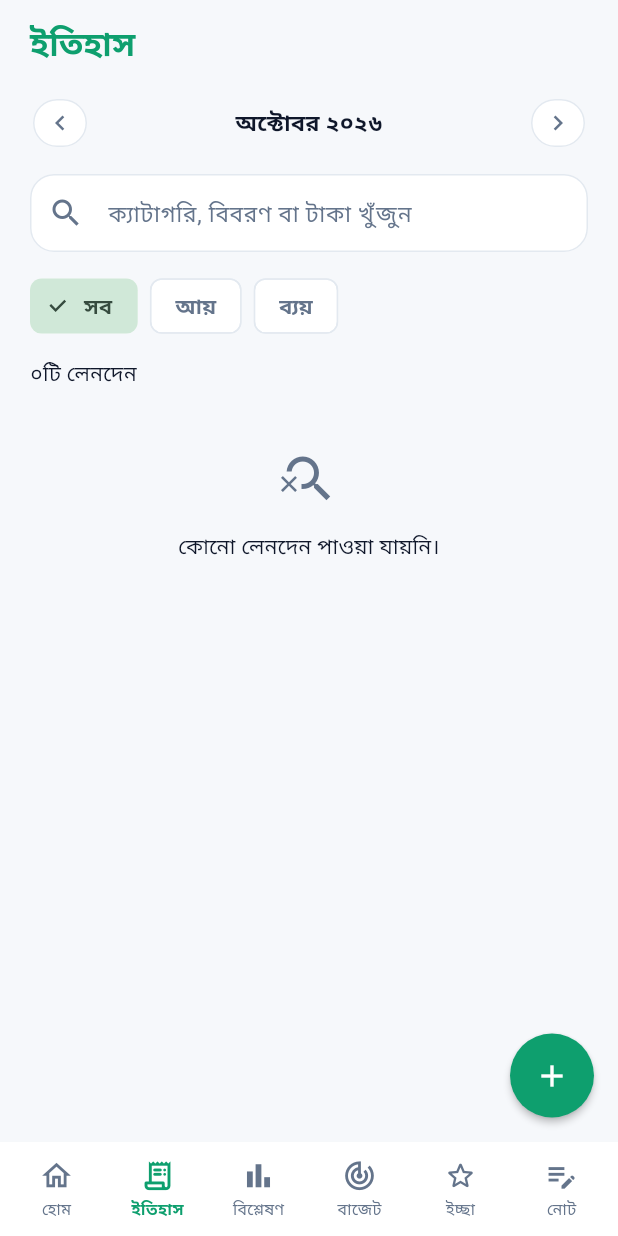
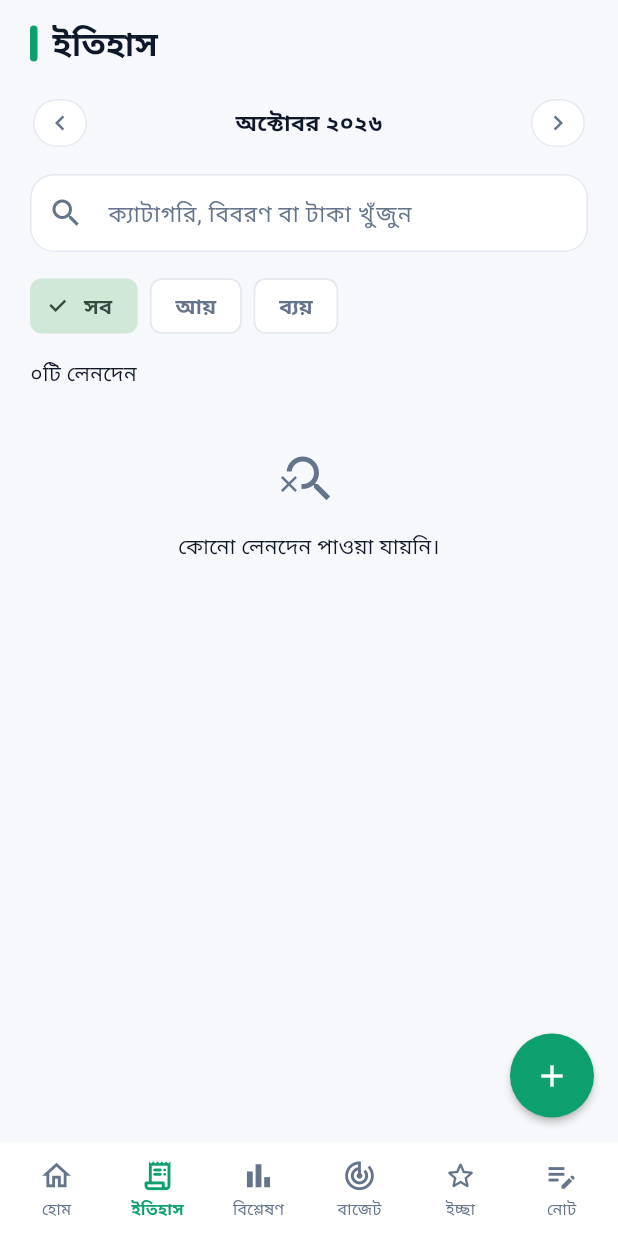
Before and after one commit to eskander-bot/AmarTaka, a Flutter app: the screen it shows after launch, item 2 of the bottom bar chosen, on a phone screen of 412 x 824 dp. Run offline on Flutter 3.47's test engine with Material 3 defaults, Android fonts, the phone set to English and light mode, and no system bars; our stand-ins replace file_picker, flutter_local_notifications, flutter_secure_storage, local_auth, sqflite, timezone; missing offline and left inert: cryptography; accounts and stored records are empty; Roboto replaces fonts that are missing (HindSiliguri).

Commit message:
Update home_screen.dart

```diff
--- a/source/lib/screens/home_screen.dart
+++ b/source/lib/screens/home_screen.dart
@@ -33,6 +33,8 @@ class _HomeScreenState extends State<HomeScreen> {
   int _tab = 0; DateTime _month = DateTime(DateTime.now().year,DateTime.now().month);
   List<Txn> _all = []; List<Map<String,Object?>> _goals = []; List<Map<String,Object?>> _notes = [];
   int _quote = DateTime.now().day+DateTime.now().month*31;
+  final _searchCtl = TextEditingController();
+  @override void dispose() { _searchCtl.dispose(); super.dispose(); }
   Portfolio _portfolio=const Portfolio(); String _profileName='';
   int? _budget; String _search = ''; TxnType? _kind;
   bool _loading = true,_busy = false; String? _error;
@@ -85,7 +87,7 @@ class _HomeScreenState extends State<HomeScreen> {
   String get _today { final d = DateTime.now(); return '${_weekdays[d.weekday-1]}, ${toBangla('${d.day}')} ${monthNames[d.month-1]} ${toBangla('${d.year}')}'; }
   Future<void> _openSettings() async { await Navigator.push(context,MaterialPageRoute(builder:(_) => Scaffold(appBar:AppBar(title:const Text('সেটিংস')),body:SettingsScreen(onDataChanged:_load)))); if (mounted) await _load(); }
   Future<void> _editNote([Map<String,Object?>? m]) async { await Navigator.push(context,MaterialPageRoute(builder:(_) => ItemEditor(goal:false,item:m))); if (mounted) await _load(); }
-  Widget _title(String text) => Padding(padding:const EdgeInsets.only(top:14,bottom:4),child:Text(text,style:Theme.of(context).textTheme.headlineSmall?.copyWith(color:Theme.of(context).colorScheme.primary)));
+  Widget _title(String text) => Padding(padding:const EdgeInsets.only(top:14,bottom:4),child:Row(children:[Container(width:5,height:24,decoration:BoxDecoration(color:Theme.of(context).colorScheme.primary,borderRadius:BorderRadius.circular(4))),const SizedBox(width:10),Expanded(child:Text(text,style:Theme.of(context).textTheme.headlineSmall))]));
   Widget _header() {
     final cs = Theme.of(context).colorScheme;
     final initial = _profileName.isEmpty ? 'আ' : String.fromCharCode(_profileName.runes.first);
@@ -138,19 +140,21 @@ class _HomeScreenState extends State<HomeScreen> {
       final rows = _all.where((t) => t.date.year == d.year && t.date.month == d.month && t.date.day == d.day);
       return DayTotals(_weekdayShort[d.weekday-1],_sum(rows,TxnType.income),_sum(rows,TxnType.expense));
     });
+    final tileRow = big
+        ? Column(crossAxisAlignment:CrossAxisAlignment.stretch,children:[for (final t in tiles) Padding(padding:const EdgeInsets.only(bottom:8),child:t)])
+        : Row(crossAxisAlignment:CrossAxisAlignment.start,children:[for (var i = 0; i < tiles.length; i++) ...[if (i > 0) const SizedBox(width:10),Expanded(child:tiles[i])]]);
     return [
-      _header(),const SizedBox(height:14),
-      QuoteCard(text:_quotes[_quote % _quotes.length],onRefresh:() => setState(() => _quote++)),
+      FadeSlideIn(index:0,child:_header()),const SizedBox(height:14),
+      FadeSlideIn(index:1,child:QuoteCard(text:_quotes[_quote % _quotes.length],onRefresh:() => setState(() => _quote++))),
       _monthPicker(),
-      DashboardBalanceCard(balance:balance,income:income,expense:expense,savingsRate:FinanceMath.savingsRate(income,expense)),
+      FadeSlideIn(index:2,child:DashboardBalanceCard(balance:balance,income:income,expense:expense,savingsRate:FinanceMath.savingsRate(income,expense))),
       const SizedBox(height:12),
-      if (big) Column(crossAxisAlignment:CrossAxisAlignment.stretch,children:[for (final t in tiles) Padding(padding:const EdgeInsets.only(bottom:8),child:t)])
-      else Row(crossAxisAlignment:CrossAxisAlignment.start,children:[for (var i = 0; i < tiles.length; i++) ...[if (i > 0) const SizedBox(width:10),Expanded(child:tiles[i])]]),
+      FadeSlideIn(index:3,child:tileRow),
       const SizedBox(height:12),
-      QuickActions(onIncome:() => _editTransaction(null,TxnType.income),onExpense:() => _editTransaction(null,TxnType.expense)),
+      FadeSlideIn(index:4,child:QuickActions(onIncome:() => _editTransaction(null,TxnType.income),onExpense:() => _editTransaction(null,TxnType.expense))),
       const SizedBox(height:8),
-      WeekChartCard(title:'সাপ্তাহিক আয় বনাম ব্যয়',days:week),
-      _budgetCard(),
+      FadeSlideIn(index:5,child:WeekChartCard(title:'সাপ্তাহিক আয় বনাম ব্যয়',days:week)),
+      FadeSlideIn(index:6,child:_budgetCard()),
       _heading('সাম্প্রতিক লেনদেন',action:TextButton(onPressed:() => setState(() => _tab = 1),child:const Text('সব দেখুন'))),
       if (_monthly.isEmpty) _empty('এখনও কোনো লেনদেন নেই।\nনিচের + চেপে আয় বা ব্যয় যোগ করুন।',Icons.receipt_long_outlined),..._monthly.take(8).map(_transaction),
     ];
@@ -159,7 +163,7 @@ class _HomeScreenState extends State<HomeScreen> {
   List<Widget> _history() {
     final query = _search.toLowerCase();
     final rows = _monthly.where((t) => (_kind == null || t.type == _kind) && '${categoryLabel(t.category)} ${t.category} ${t.note} ${moneyInput(t.amountMinor)}'.toLowerCase().contains(toEnglish(query))).toList();
-    return [_title('ইতিহাস'),_monthPicker(),TextField(decoration:const InputDecoration(prefixIcon:Icon(Icons.search),hintText:'ক্যাটাগরি, বিবরণ বা টাকা খুঁজুন'),onChanged:(v) => setState(() => _search = v)),const SizedBox(height:12),Wrap(spacing:8,children:[ChoiceChip(label:const Text('সব'),selected:_kind == null,onSelected:(_) => setState(() => _kind = null)),...TxnType.values.map((t) => ChoiceChip(label:Text(t == TxnType.income ? 'আয়' : 'ব্যয়'),selected:_kind == t,onSelected:(_) => setState(() => _kind = t)))]),const SizedBox(height:10),Text('${toBangla('${rows.length}')}টি লেনদেন'),if (rows.isEmpty) _empty('কোনো লেনদেন পাওয়া যায়নি।',Icons.search_off),...List.generate(rows.length,(i)=>Column(crossAxisAlignment:CrossAxisAlignment.stretch,children:[if(i==0 || formatDate(rows[i-1].date)!=formatDate(rows[i].date))Padding(padding:const EdgeInsets.only(top:14,bottom:5),child:Text(formatDate(rows[i].date),style:Theme.of(context).textTheme.titleSmall)),_transaction(rows[i])]))];
+    return [_title('ইতিহাস'),_monthPicker(),TextField(controller:_searchCtl,decoration:const InputDecoration(prefixIcon:Icon(Icons.search),hintText:'ক্যাটাগরি, বিবরণ বা টাকা খুঁজুন'),onChanged:(v) => setState(() => _search = v)),const SizedBox(height:12),Wrap(spacing:8,children:[ChoiceChip(label:const Text('সব'),selected:_kind == null,onSelected:(_) => setState(() => _kind = null)),...TxnType.values.map((t) => ChoiceChip(label:Text(t == TxnType.income ? 'আয়' : 'ব্যয়'),selected:_kind == t,onSelected:(_) => setState(() => _kind = t)))]),const SizedBox(height:10),Text('${toBangla('${rows.length}')}টি লেনদেন'),if (rows.isEmpty) _empty('কোনো লেনদেন পাওয়া যায়নি।',Icons.search_off),...List.generate(rows.length,(i)=>Column(crossAxisAlignment:CrossAxisAlignment.stretch,children:[if(i==0 || formatDate(rows[i-1].date)!=formatDate(rows[i].date))Padding(padding:const EdgeInsets.only(top:14,bottom:5),child:Text(formatDate(rows[i].date),style:Theme.of(context).textTheme.titleSmall)),_transaction(rows[i])]))];
   }
   List<Widget> _budgetTab() => [
     _title('বাজেট'),
@@ -188,14 +192,19 @@ class _HomeScreenState extends State<HomeScreen> {
   }
   @override Widget build(BuildContext context) {
     final dark = Theme.of(context).brightness == Brightness.dark;
-    return AnnotatedRegion<SystemUiOverlayStyle>(value:dark ? SystemUiOverlayStyle.light : SystemUiOverlayStyle.dark,child:Scaffold(
+    final Widget content = _loading
+        ? const Center(key:ValueKey('loading'),child:CircularProgressIndicator())
+        : _error != null
+            ? Center(key:const ValueKey('error'),child:Column(mainAxisSize:MainAxisSize.min,children:[Text(_error!),TextButton(onPressed:_load,child:const Text('আবার চেষ্টা'))]))
+            : KeyedSubtree(key:ValueKey('tab$_tab'),child:RefreshIndicator(onRefresh:_load,child:ListView(primary:false,physics:const BouncingScrollPhysics(parent:AlwaysScrollableScrollPhysics()),padding:const EdgeInsets.fromLTRB(20,0,20,96),children:switch (_tab) { 0 => _dashboard(),1 => _history(),2 => _reports(),3 => _budgetTab(),4 => _goalsTab(),_ => _notesTab() })));
+    return AnnotatedRegion<SystemUiOverlayStyle>(value:dark ? SystemUiOverlayStyle.light : SystemUiOverlayStyle.dark,child:PopScope(canPop:_tab == 0,onPopInvokedWithResult:(didPop,_) { if (!didPop) setState(() => _tab = 0); },child:Scaffold(
       bottomNavigationBar:AppBottomBar(selected:_tab,onSelect:(i) => setState(() => _tab = i)),
       floatingActionButton:switch (_tab) {
-        4 => FloatingActionButton(onPressed:() => _editGoal(),tooltip:'নতুন লক্ষ্য',child:const Icon(Icons.add)),
-        5 => FloatingActionButton(onPressed:() => _editNote(),tooltip:'নতুন নোট',child:const Icon(Icons.add)),
-        _ => FloatingActionButton(onPressed:() => _editTransaction(),tooltip:'নতুন লেনদেন',child:const Icon(Icons.add)),
+        4 => FloatingActionButton(heroTag:null,onPressed:() => _editGoal(),tooltip:'নতুন লক্ষ্য',child:const Icon(Icons.add)),
+        5 => FloatingActionButton(heroTag:null,onPressed:() => _editNote(),tooltip:'নতুন নোট',child:const Icon(Icons.add)),
+        _ => FloatingActionButton(heroTag:null,onPressed:() => _editTransaction(),tooltip:'নতুন লেনদেন',child:const Icon(Icons.add)),
       },
-      body:SafeArea(bottom:false,child:_loading ? const Center(child:CircularProgressIndicator()) : _error != null ? Center(child:Column(mainAxisSize:MainAxisSize.min,children:[Text(_error!),TextButton(onPressed:_load,child:const Text('আবার চেষ্টা'))])) : RefreshIndicator(onRefresh:_load,child:ListView(physics:const AlwaysScrollableScrollPhysics(),padding:const EdgeInsets.fromLTRB(20,0,20,96),children:switch (_tab) { 0 => _dashboard(),1 => _history(),2 => _reports(),3 => _budgetTab(),4 => _goalsTab(),_ => _notesTab() }))),
-    ));
+      body:SafeArea(bottom:false,child:AnimatedSwitcher(duration:const Duration(milliseconds:260),switchInCurve:Curves.easeOutCubic,transitionBuilder:(child,animation) => FadeTransition(opacity:animation,child:SlideTransition(position:Tween<Offset>(begin:const Offset(0.03,0),end:Offset.zero).animate(animation),child:child)),child:content)),
+    )));
   }
 }
```
